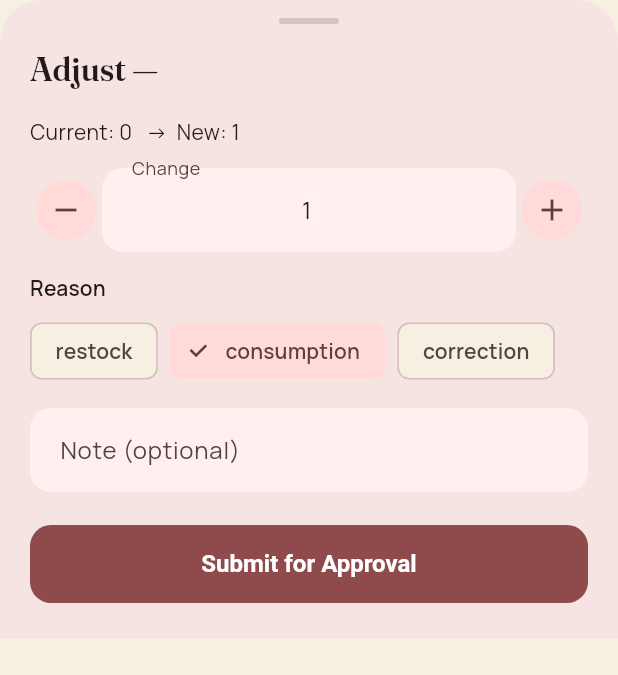
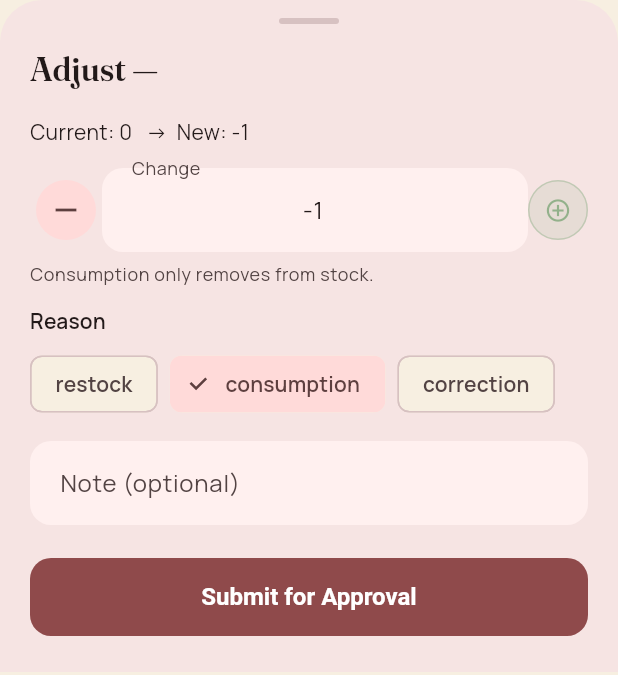
Before and after one commit to sakksham1/mom_masale_admin, a Flutter app: the _AdjustMaterialSheet widget shown alone on an empty page, opened directly with empty values, after a tap on the "add" icon, after a tap on "consumption", on a phone screen of 412 x 824 dp. Shown: the top 675 px of the screen. Run offline on Flutter 3.47's test engine with Material 3 defaults, Android fonts, the phone set to English and light mode, and no system bars; drawn by our look-alikes of dynamic_color; our stand-ins replace cookie_jar, dio, dio_cookie_manager, flutter_riverpod, go_router, google_fonts; accounts and stored records are empty; network calls fail.

Commit message:
warehouse ui improvements

```diff
--- a/lib/features/warehouse/warehouse_screen.dart
+++ b/lib/features/warehouse/warehouse_screen.dart
@@ -158,6 +158,7 @@ class _WarehouseTabState extends ConsumerState<WarehouseTab> {
     final result = await showModalBottomSheet<_NewMaterialInput>(
       context: context,
       isScrollControlled: true,
+      useRootNavigator: true,
       backgroundColor: Colors.transparent,
       builder: (_) => const _AddMaterialSheet(),
     );
@@ -305,6 +306,7 @@ class _MaterialCardState extends ConsumerState<_MaterialCard> {
     final result = await showModalBottomSheet<_AdjustInput>(
       context: context,
       isScrollControlled: true,
+      useRootNavigator: true,
       backgroundColor: Colors.transparent,
       builder: (_) => _AdjustMaterialSheet(material: widget.material),
     );
@@ -595,6 +597,37 @@ class _AdjustMaterialSheet extends StatefulWidget {
   State<_AdjustMaterialSheet> createState() => _AdjustMaterialSheetState();
 }
 
+/// Small locked/disabled-looking icon slot that takes the place of a
+/// stepper button when that direction isn't valid for the selected reason.
+/// Keeps the row visually balanced instead of leaving empty space.
+class _LockedDirectionIcon extends StatelessWidget {
+  final IconData icon;
+  final Color color;
+  final String tooltip;
+  const _LockedDirectionIcon({
+    required this.icon,
+    required this.color,
+    required this.tooltip,
+  });
+
+  @override
+  Widget build(BuildContext context) {
+    return Tooltip(
+      message: tooltip,
+      child: Container(
+        width: 40,
+        height: 40,
+        decoration: BoxDecoration(
+          color: color.withValues(alpha: 0.08),
+          shape: BoxShape.circle,
+          border: Border.all(color: color.withValues(alpha: 0.2)),
+        ),
+        child: Icon(icon, color: color.withValues(alpha: 0.45), size: 18),
+      ),
+    );
+  }
+}
+
 class _AdjustMaterialSheetState extends State<_AdjustMaterialSheet> {
   num _delta = 0;
   final _deltaCtrl = TextEditingController(text: '0');
@@ -608,12 +641,43 @@ class _AdjustMaterialSheetState extends State<_AdjustMaterialSheet> {
     super.dispose();
   }
 
+  bool get _isRestock => _reason == 'restock';
+  bool get _isConsumption => _reason == 'consumption';
+
+  // Restock is always +, consumption is always -, correction keeps sign.
+  num _signedFor(String reason, num magnitude) {
+    if (reason == 'restock') return magnitude.abs();
+    if (reason == 'consumption') return -magnitude.abs();
+    return magnitude;
+  }
+
   void _step(num by) {
     setState(() {
       _delta += by;
+      if (_isRestock && _delta < 0) _delta = 0;
+      if (_isConsumption && _delta > 0) _delta = 0;
       _deltaCtrl.text = _delta.toString();
     });
     Haptics.tap();
+  }
+
+  void _onReasonSelected(String reason) {
+    setState(() {
+      _reason = reason;
+      _delta = _signedFor(reason, _delta.abs());
+      _deltaCtrl.text = _delta.toString();
+    });
+  }
+
+  void _onFieldChanged(String v) {
+    final parsed = num.tryParse(v) ?? 0;
+    setState(() => _delta = _signedFor(_reason, parsed.abs()));
+  }
+
+  String get _helperText {
+    if (_isRestock) return 'Restocking only adds to stock.';
+    if (_isConsumption) return 'Consumption only removes from stock.';
+    return 'Corrections can increase or decrease stock.';
   }
 
   @override
@@ -632,7 +696,13 @@ class _AdjustMaterialSheetState extends State<_AdjustMaterialSheet> {
           const SizedBox(height: 14),
           Row(
             children: [
-              IconButton.filledTonal(
+              _isRestock
+                  ? const _LockedDirectionIcon(
+                      icon: Icons.remove_circle_outline,
+                      color: Color(0xFFC62828),
+                      tooltip: 'Not available for restock',
+                    )
+                  : IconButton.filledTonal(
                       onPressed: () => _step(-1),
                       icon: const Icon(Icons.remove),
                     ),
@@ -640,19 +710,32 @@ class _AdjustMaterialSheetState extends State<_AdjustMaterialSheet> {
                 child: TextField(
                   controller: _deltaCtrl,
                   textAlign: TextAlign.center,
-                  keyboardType: const TextInputType.numberWithOptions(
+                  keyboardType: TextInputType.numberWithOptions(
                     decimal: true,
-                    signed: true,
+                    signed: _reason == 'correction',
                   ),
-                  onChanged: (v) => _delta = num.tryParse(v) ?? 0,
+                  onChanged: _onFieldChanged,
                   decoration: const InputDecoration(labelText: 'Change'),
                 ),
               ),
-              IconButton.filledTonal(
+              _isConsumption
+                  ? const _LockedDirectionIcon(
+                      icon: Icons.add_circle_outline,
+                      color: Color(0xFF2E7D32),
+                      tooltip: 'Not available for consumption',
+                    )
+                  : IconButton.filledTonal(
                       onPressed: () => _step(1),
                       icon: const Icon(Icons.add),
                     ),
             ],
+          ),
+          const SizedBox(height: 6),
+          Text(
+            _helperText,
+            style: Theme.of(context).textTheme.bodySmall?.copyWith(
+              color: Theme.of(context).colorScheme.onSurfaceVariant,
+            ),
           ),
           const SizedBox(height: 14),
           Text('Reason', style: Theme.of(context).textTheme.labelLarge),
@@ -664,7 +747,7 @@ class _AdjustMaterialSheetState extends State<_AdjustMaterialSheet> {
                   (r) => ChoiceChip(
                     label: Text(r),
                     selected: _reason == r,
-                    onSelected: (_) => setState(() => _reason = r),
+                    onSelected: (_) => _onReasonSelected(r),
                   ),
                 )
                 .toList(),
```
Lines whose indentation alone changed are shown as unchanged.
